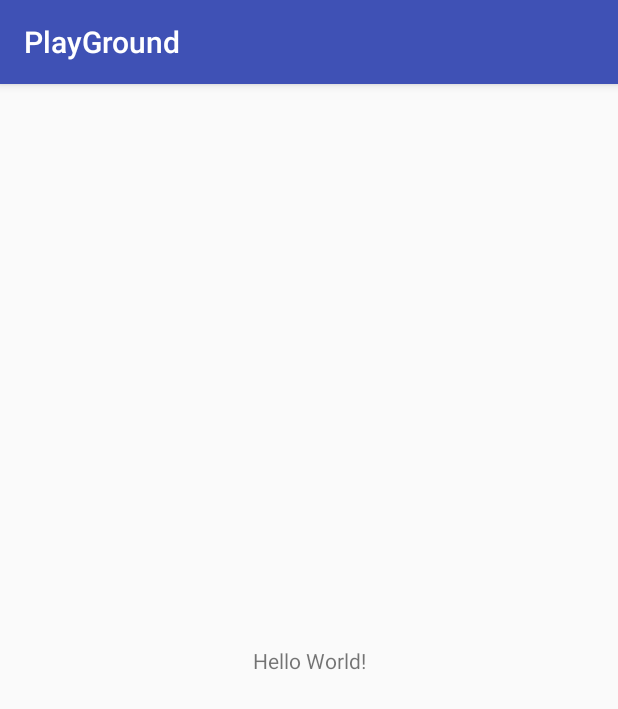
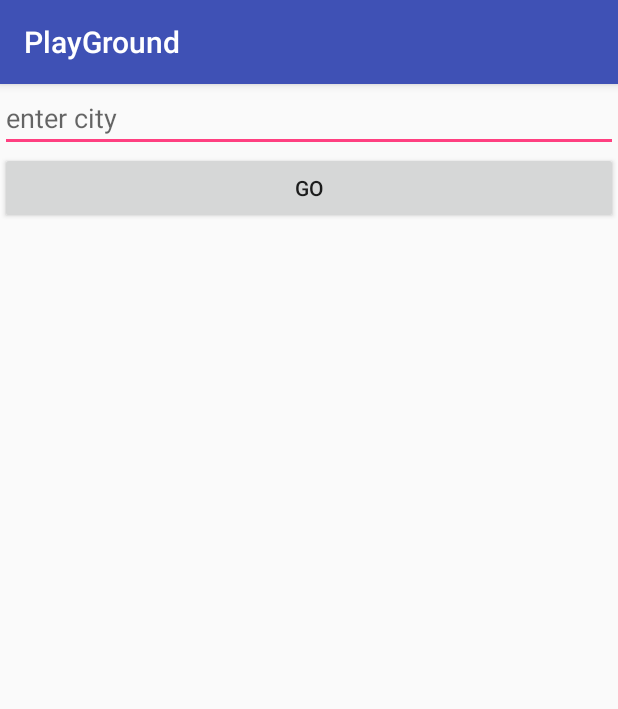
Before and after one commit to moh4med/PlayGround, an Android app: the screen it shows after launch (MainActivity), on a phone screen of 412 x 824 dp. Shown: the top 709 px of the screen. Run offline under Robolectric (Android 15) with nearby library versions, the phone set to English and light mode, and no system bars.

Commit message:
get weather for given city using yahoo api

```diff
--- a/app/src/main/AndroidManifest.xml
+++ b/app/src/main/AndroidManifest.xml
@@ -1,7 +1,7 @@
 <?xml version="1.0" encoding="utf-8"?>
 <manifest xmlns:android="http://schemas.android.com/apk/res/android"
     package="com.example.mohamed.playground">
-
+    <uses-permission android:name="android.permission.INTERNET"></uses-permission>
     <application
         android:allowBackup="true"
         android:icon="@mipmap/ic_launcher"
--- a/app/src/main/res/layout/activity_main.xml
+++ b/app/src/main/res/layout/activity_main.xml
@@ -1,18 +1,27 @@
 <?xml version="1.0" encoding="utf-8"?>
-<android.support.constraint.ConstraintLayout xmlns:android="http://schemas.android.com/apk/res/android"
+<LinearLayout
+    xmlns:android="http://schemas.android.com/apk/res/android"
     xmlns:app="http://schemas.android.com/apk/res-auto"
     xmlns:tools="http://schemas.android.com/tools"
     android:layout_width="match_parent"
     android:layout_height="match_parent"
+    android:orientation="vertical"
     tools:context="com.example.mohamed.playground.MainActivity">
 
+    <EditText
+        android:id="@+id/et_cityName"
+        android:hint="enter city"
+        android:layout_width="match_parent"
+        android:layout_height="wrap_content"
+        />
+    <Button
+        android:id="@+id/btn_go"
+        android:layout_width="match_parent"
+        android:layout_height="wrap_content"
+        android:text="Go"
+        android:onClick="btn_go_onClick"/>
     <TextView
+        android:id="@+id/tv_result"
         android:layout_width="wrap_content"
-        android:layout_height="wrap_content"
-        android:text="Hello World!"
-        app:layout_constraintBottom_toBottomOf="parent"
-        app:layout_constraintLeft_toLeftOf="parent"
-        app:layout_constraintRight_toRightOf="parent"
-        app:layout_constraintTop_toTopOf="parent" />
-
-</android.support.constraint.ConstraintLayout>
+        android:layout_height="wrap_content" />
+</LinearLayout>
--- a/settings.gradle
+++ b/settings.gradle
@@ -1 +1 @@
-include ':app'
+include ':app', ':libreadjson'
```
Also changed, not shown: app/src/main/java/com/example/mohamed/playground/MainActivity.java (+96 -0 lines), libreadjson/build.gradle (added, +8 -0 lines), libreadjson/src/main/java/com/example/mohamed/libreadjson/myClass.java (added, +8 -0 lines), 1 other file.
